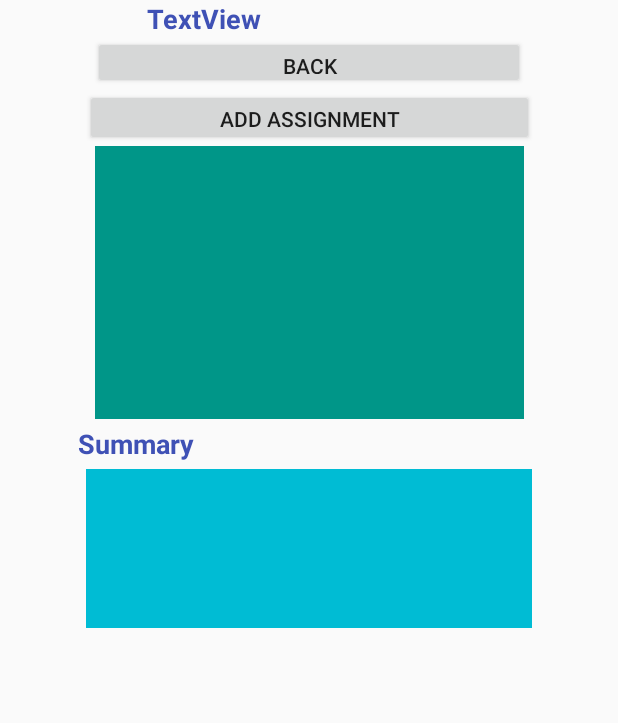
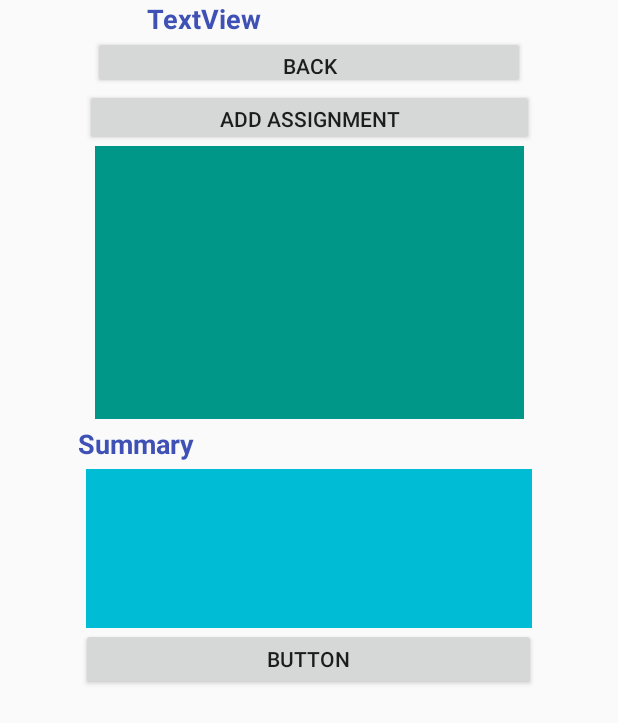
Before and after one commit to ElijahHallera/438-AndroidProject, an Android app: the layout activity_grade_summary.xml on its own in the app's theme, with its tools: preview values and no code run, on a phone screen of 412 x 824 dp. Shown: the top 723 px of the screen. Run offline under Robolectric (Android 15) with nearby library versions, the phone set to English and light mode, and no system bars.

Commit message:
implemented grade calculations and assignment sorting

```diff
--- a/app/src/main/java/software/engineering/project1gradecalculator/model/RoomDB.java
+++ b/app/src/main/java/software/engineering/project1gradecalculator/model/RoomDB.java
@@ -60,9 +60,9 @@ public abstract class RoomDB extends RoomDatabase {
         dao.addCourse(dummyCourse);
         Course addedCourse = dao.getCourseByUsername_and_Title("A@lice5", "Software Engineering");
 
-        Category homework = new Category(addedCourse.getPrimaryKey(), "homework");
-        Category tests = new Category(addedCourse.getPrimaryKey(), "tests");
-        Category quizzes = new Category(addedCourse.getPrimaryKey(), "quizzes");
+        Category homework = new Category(addedCourse.getPrimaryKey(), "homework", 40);
+        Category tests = new Category(addedCourse.getPrimaryKey(), "tests", 40);
+        Category quizzes = new Category(addedCourse.getPrimaryKey(), "quizzes", 20);
         dao.addCategory(homework);
         dao.addCategory(tests);
         dao.addCategory(quizzes);
--- a/app/src/main/res/layout/activity_grade_summary.xml
+++ b/app/src/main/res/layout/activity_grade_summary.xml
@@ -69,4 +69,16 @@
         app:layout_constraintStart_toStartOf="parent"
         app:layout_constraintTop_toBottomOf="@+id/categories_heading_text_view"
         app:layout_constraintVertical_bias="0.0" />
+
+    <Button
+        android:id="@+id/course_score_button"
+        android:layout_width="303dp"
+        android:layout_height="41dp"
+        android:text="Button"
+        app:layout_constraintBottom_toBottomOf="parent"
+        app:layout_constraintEnd_toEndOf="parent"
+        app:layout_constraintHorizontal_bias="0.498"
+        app:layout_constraintStart_toStartOf="parent"
+        app:layout_constraintTop_toBottomOf="@+id/summary_recycler_view"
+        app:layout_constraintVertical_bias="0.0" />
 </androidx.constraintlayout.widget.ConstraintLayout>
```
Also changed, not shown: app/src/main/java/software/engineering/project1gradecalculator/GradeSummaryActivity.java (+42 -2 lines), app/src/main/java/software/engineering/project1gradecalculator/model/Category.java (+7 -3 lines), app/src/main/java/software/engineering/project1gradecalculator/model/Course.java (+6 -8 lines).
